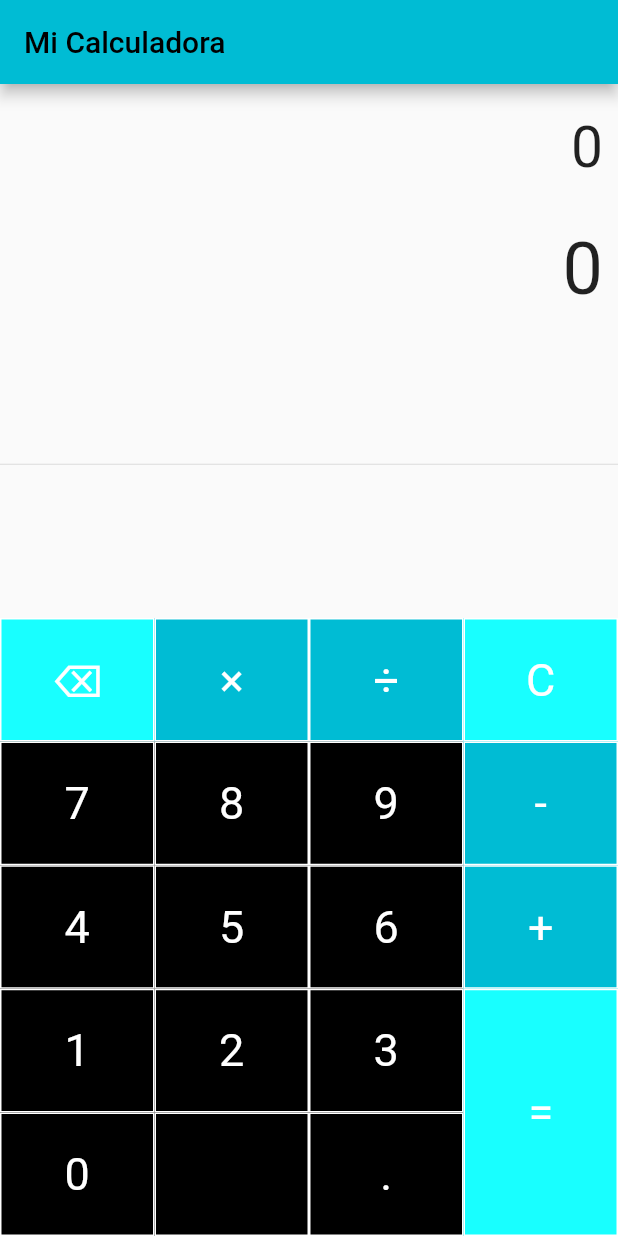
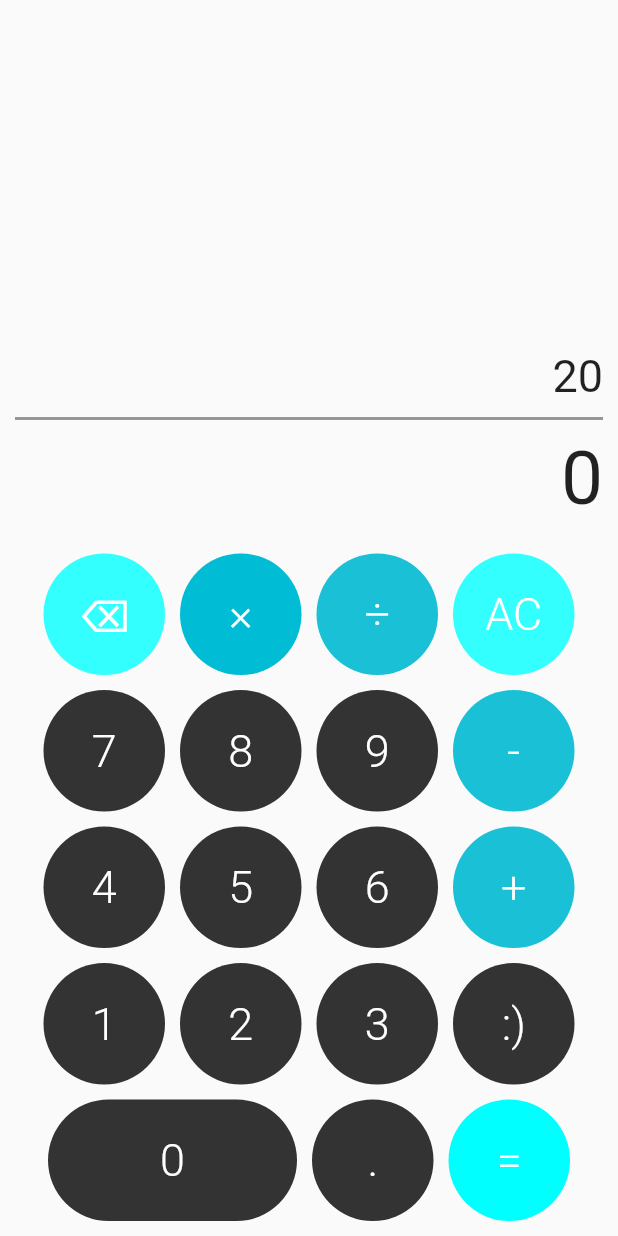
Before and after one commit to pmarquez29/calculator, a Flutter app: the screen it shows after launch, on a phone screen of 412 x 824 dp. Run offline on Flutter 3.47's test engine with Material 2 defaults, Android fonts, the phone set to English and light mode, and no system bars; our stand-ins replace bloc, flutter_bloc, math_expressions.

Commit message:
Implementacion de BLoC

```diff
--- /dev/null
+++ b/lib/bloc/calculator/calculator_bloc.dart
@@ -0,0 +1,71 @@
+import 'dart:async';
+import 'package:math_expressions/math_expressions.dart';
+import 'package:bloc/bloc.dart';
+import 'package:meta/meta.dart';
+
+part 'calculator_event.dart';
+part 'calculator_state.dart';
+
+class CalculatorBloc extends Bloc<CalculatorEvent, CalculatorState> {
+  CalculatorBloc() : super(CalculatorState());
+
+  @override
+  Stream<CalculatorState> mapEventToState(
+      CalculatorEvent event,
+      ) async* {
+    //BORRAR TODO
+    if ( event is ResetAC ) {
+      yield* this._resetAC();
+      //AGREGAR NUMEROS
+    }else if ( event is AddNumber ) {
+      yield state.copyWith(
+        MathResult: (state.MathResult == '0')
+            ? event.number
+            : state.MathResult + event.number,
+      );
+      //BORRAR ULTIMO DIGITO
+    }else if( event is DeleteLastNumber){
+      yield state.copyWith(
+        MathResult : state.MathResult.length > 1
+            ? state.MathResult.substring(0, state.MathResult.length - 1)
+            : '0'
+      );
+      //AGREGAR OPERACION
+    }else if( event is OperationEntry){
+      yield state.copyWith(
+        MathResult: (state.MathResult == '')
+            ? event.Op
+            : state.MathResult + event.Op,
+      );
+      //CALCULAR RESULTADO
+    } else if( event is Result){
+      yield* _calculateResult();
+    }
+  }
+  Stream<CalculatorState>_resetAC() async*{
+    yield CalculatorState(
+        FirstNumber: '0',
+        MathResult: '0',
+        //SecondNumber: '0',
+        Op: ''
+    );
+  }
+  Stream<CalculatorState> _calculateResult() async*{
+    String expression = state.MathResult;
+    expression = expression.replaceAll('×', '*');
+    expression = expression.replaceAll('÷', '/');
+
+    try{
+      Parser p = Parser();
+      Expression exp = p.parse(expression);
+      ContextModel cm = ContextModel();
+      yield state.copyWith(
+        FirstNumber: '${exp.evaluate(EvaluationType.REAL, cm)}'
+      );
+    }catch(e){
+      yield state.copyWith(
+          FirstNumber: 'ERROR'
+      );
+    }
+  }
+}
--- /dev/null
+++ b/lib/bloc/calculator/calculator_event.dart
@@ -0,0 +1,19 @@
+part of 'calculator_bloc.dart';
+
+@immutable
+abstract class CalculatorEvent {}
+
+class ResetAC extends CalculatorEvent{}
+
+class AddNumber extends CalculatorEvent{
+  final String number;
+  AddNumber(this.number);
+}
+
+class DeleteLastNumber extends CalculatorEvent{}
+
+class OperationEntry extends CalculatorEvent{
+  final String Op;
+  OperationEntry(this.Op);
+}
+class Result extends CalculatorEvent {}
--- /dev/null
+++ b/lib/bloc/calculator/calculator_state.dart
@@ -0,0 +1,25 @@
+part of 'calculator_bloc.dart';
+
+class CalculatorState {
+  final String MathResult;
+  final String FirstNumber;
+  //final String SecondNumber;
+  final String Op;
+  CalculatorState({
+    this.MathResult ='0',
+    this.FirstNumber = '20',
+  //  this.SecondNumber = '30',
+    this.Op = '+'
+  });
+  CalculatorState copyWith({
+    String? MathResult,
+    String? FirstNumber,
+    //String? SecondNumber,
+    String? Op,
+  }) => CalculatorState(
+    MathResult: MathResult ?? this.MathResult,
+    FirstNumber: FirstNumber ?? this.FirstNumber,
+    //SecondNumber: SecondNumber ?? this.SecondNumber,
+    Op: Op ?? this.Op,
+  );
+}
--- a/lib/main.dart
+++ b/lib/main.dart
@@ -1,11 +1,57 @@
+import 'package:calculator/bloc/calculator/calculator_bloc.dart';
+import 'package:calculator/screens/calculator_screen.dart';
 import 'package:flutter/material.dart';
-import 'package:math_expressions/math_expressions.dart';
+import 'package:flutter_bloc/flutter_bloc.dart';
+
+
+
+
+void main() => runApp(AppState());
+
+class AppState extends StatelessWidget {
+
+  @override
+  Widget build(BuildContext context) {
+    return MultiBlocProvider(
+        providers: [
+          BlocProvider<CalculatorBloc>(create: ( _ ) => CalculatorBloc() )
+        ],
+        child: MyApp()
+    );
+  }
+}
+
+
+class MyApp extends StatelessWidget {
+  @override
+  Widget build(BuildContext context) {
+    return MaterialApp(
+      debugShowCheckedModeBanner: false,
+      title: 'Material App',
+      home: CalculatorScreen(),
+      theme: ThemeData.light()
+    );
+  }
+}
+/*
 
 void main(){
-  runApp(Micalculadora());
+  runApp(MyApp());
 }
 
-class Micalculadora extends StatelessWidget {
+class AppState extends StatelessWidget{
+  @override
+  Widget build(BuildContext context){
+    return MultiBlocProvider(
+        providers: [
+          BlocProvider<CalculatorBloc>(create: ( _ ) => CalculatorBloc())
+        ],
+        child: MyApp()
+    );
+  }
+}
+
+class MyApp extends StatelessWidget {
   @override
   Widget build(BuildContext context) {
     return MaterialApp(
@@ -224,3 +270,4 @@ class _SimpleCalculatorState extends State<Calculadora> {
     );
   }
 }
+*/
--- /dev/null
+++ b/lib/screens/calculator_screen.dart
@@ -0,0 +1,150 @@
+import 'package:flutter/material.dart';
+import 'package:flutter_bloc/flutter_bloc.dart';
+
+import 'package:calculator/bloc/calculator/calculator_bloc.dart';
+
+import 'package:calculator/widgets/results_labels.dart';
+import 'package:calculator/widgets/calc_button.dart';
+
+
+
+class CalculatorScreen extends StatelessWidget {
+
+  @override
+  Widget build(BuildContext context) {
+
+    final calculatorBloc = BlocProvider.of<CalculatorBloc>(context);
+
+    return Scaffold(
+        body: SafeArea(
+          child: Container(
+            margin: EdgeInsets.symmetric( horizontal: 10 ),
+            child: Column(
+              children: [
+
+                Expanded(
+                  child: Container(),
+                ),
+
+                ResultsLabels(),
+
+                Row(
+                  mainAxisAlignment: MainAxisAlignment.center,
+                  children: [
+                    CalculatorButton(
+                      text: '⌫',
+                      bgColor: Color(0xff33ffff),
+                      onPressed: () => calculatorBloc.add( DeleteLastNumber() )  ,
+                    ),
+                    CalculatorButton(
+                      text: '×',
+                      bgColor: Color(0xff00bcd4),
+                      onPressed: () => calculatorBloc.add(OperationEntry('×')),
+                    ),
+                    CalculatorButton(
+                      text: '÷',
+                      bgColor: Color(0xff00bbcd4 ),
+                      onPressed: () => calculatorBloc.add(OperationEntry('÷')),
+                    ),
+                    CalculatorButton(
+                      text: 'AC',
+                      bgColor: Color(0xff33ffff),
+                      onPressed: () => calculatorBloc.add( ResetAC() ),
+                    ),
+                  ],
+                ),
+
+                Row(
+                  mainAxisAlignment: MainAxisAlignment.center,
+                  children: [
+                    CalculatorButton(
+                      text: '7',
+                      onPressed: () => calculatorBloc.add( AddNumber('7') ),
+                    ),
+                    CalculatorButton(
+                      text: '8',
+                      onPressed: () => calculatorBloc.add( AddNumber('8') ),
+                    ),
+                    CalculatorButton(
+                      text: '9',
+                      onPressed: () => calculatorBloc.add( AddNumber('9') ),
+                    ),
+                    CalculatorButton(
+                      text: '-',
+                      bgColor: Color(0xff00bbcd4 ),
+                      onPressed: () => calculatorBloc.add(OperationEntry('-')),
+                    ),
+                  ],
+                ),
+
+                Row(
+                  mainAxisAlignment: MainAxisAlignment.center,
+                  children: [
+                    CalculatorButton(
+                      text: '4',
+                      onPressed: () => calculatorBloc.add( AddNumber('4')),
+                    ),
+                    CalculatorButton(
+                      text: '5',
+                      onPressed: () => calculatorBloc.add( AddNumber('5')),
+                    ),
+                    CalculatorButton(
+                      text: '6',
+                      onPressed: () => calculatorBloc.add( AddNumber('6')),
+                    ),
+                    CalculatorButton(
+                      text: '+',
+                      bgColor: Color(0xff00bbcd4 ),
+                      onPressed: () => calculatorBloc.add(OperationEntry('+')),
+                    ),
+                  ],
+                ),
+
+                Row(
+                  mainAxisAlignment: MainAxisAlignment.center,
+                  children: [
+                    CalculatorButton(
+                      text: '1',
+                      onPressed: () => calculatorBloc.add( AddNumber('1')),
+                    ),
+                    CalculatorButton(
+                      text: '2',
+                      onPressed: () => calculatorBloc.add( AddNumber('2')),
+                    ),
+                    CalculatorButton(
+                      text: '3',
+                      onPressed: () => calculatorBloc.add( AddNumber('3')),
+                    ),
+                    CalculatorButton(
+                      text: ':)',
+                      onPressed: () => print('HAPPY'),
+                    ),
+                  ],
+                ),
+
+                Row(
+                  mainAxisAlignment: MainAxisAlignment.center,
+                  children: [
+                    CalculatorButton(
+                      text: '0',
+                      big: true,
+                      onPressed: () => calculatorBloc.add(AddNumber('0')),
+                    ),
+                    CalculatorButton(
+                      text: '.',
+                      onPressed: () => calculatorBloc.add(AddNumber('.')),
+                    ),
+                    CalculatorButton(
+                      text: '=',
+                      bgColor: Color(0xff00ffff ),
+                      onPressed: () => calculatorBloc.add(Result()),
+                    ),
+                  ],
+                ),
+              ],
+            ),
+          ),
+        )
+    );
+  }
+}
--- /dev/null
+++ b/lib/widgets/calc_button.dart
@@ -0,0 +1,45 @@
+import 'package:flutter/material.dart';
+
+class CalculatorButton extends StatelessWidget {
+
+  final Color bgColor;
+  final bool big;
+  final String text;
+
+  final Function onPressed;
+
+  CalculatorButton({
+    Key? key,
+    bgColor,
+    this.big = false,
+    required this.text,
+    required this.onPressed,
+  }): this.bgColor = bgColor ?? Color(0xff333333),
+        super(key: key);
+
+
+  @override
+  Widget build(BuildContext context) {
+    // Button
+    final buttonStyle = TextButton.styleFrom(
+      backgroundColor: this.bgColor,
+      primary: Colors.white,
+      shape: StadiumBorder(),
+    );
+
+    return Container(
+      margin: EdgeInsets.only( bottom: 10, right: 5, left: 5 ),
+      child: TextButton(
+        style: buttonStyle,
+        child: Container(
+          width: this.big ? 150 : 65,
+          height: 65 ,
+          child: Center(
+              child: Text( this.text , style: TextStyle( fontSize: 30, fontWeight: FontWeight.w300 ),)
+          ),
+        ),
+        onPressed: () => this.onPressed(),
+      ),
+    );
+  }
+}
--- /dev/null
+++ b/lib/widgets/line_separator.dart
@@ -0,0 +1,13 @@
+import 'package:flutter/material.dart';
+
+class LineSeparator extends StatelessWidget {
+  @override
+  Widget build(BuildContext context) {
+    return Container(
+        width: double.infinity,
+        height: 2,
+        color: Colors.black.withOpacity(0.4),
+        margin: EdgeInsets.symmetric( vertical: 10 )
+    );
+  }
+}
--- /dev/null
+++ b/lib/widgets/main_result.dart
@@ -0,0 +1,21 @@
+import 'package:flutter/material.dart';
+
+class MainResultText extends StatelessWidget {
+
+  final String text;
+
+  const MainResultText({
+    Key? key,
+    required this.text
+  }) : super(key: key);
+
+  @override
+  Widget build(BuildContext context) {
+    return Container(
+      margin: EdgeInsets.only( bottom: 20 ),
+      width: double.infinity,
+      alignment: Alignment.centerRight,
+      child: Text( this.text , style: TextStyle(fontSize: 50 ) ),
+    );
+  }
+}
--- /dev/null
+++ b/lib/widgets/results_labels.dart
@@ -0,0 +1,27 @@
+import 'package:flutter/material.dart';
+import 'package:flutter_bloc/flutter_bloc.dart';
+
+import 'package:calculator/bloc/calculator/calculator_bloc.dart';
+
+import 'line_separator.dart';
+import 'main_result.dart';
+import 'sub_result.dart';
+
+class ResultsLabels extends StatelessWidget {
+  @override
+  Widget build(BuildContext context) {
+    return BlocBuilder<CalculatorBloc, CalculatorState>(
+      builder: (context, state) {
+        return Column(
+          children: [
+            SubResult(text: state.FirstNumber ),
+//            SubResult(text: state.Op ),
+//            SubResult(text: state.SecondNumber ),
+            LineSeparator(),
+            MainResultText(text: state.MathResult ),
+          ],
+        );
+      },
+    );
+  }
+}
--- /dev/null
+++ b/lib/widgets/sub_result.dart
@@ -0,0 +1,17 @@
+import 'package:flutter/material.dart';
+
+class SubResult extends StatelessWidget {
+
+  final String text;
+
+  const SubResult({Key? key, required this.text}) : super(key: key);
+
+  @override
+  Widget build(BuildContext context) {
+    return Container(
+      width: double.infinity,
+      alignment: Alignment.centerRight,
+      child: Text( this.text , style: TextStyle(fontSize: 30 ) ),
+    );
+  }
+}
--- a/pubspec.yaml
+++ b/pubspec.yaml
@@ -35,6 +35,7 @@ dependencies:
   # Use with the CupertinoIcons class for iOS style icons.
   cupertino_icons: ^1.0.2
   math_expressions: ^2.3.1
+  flutter_bloc: ^7.0.0
 dev_dependencies:
   flutter_test:
     sdk: flutter
```
Also changed, not shown: pubspec.lock.
